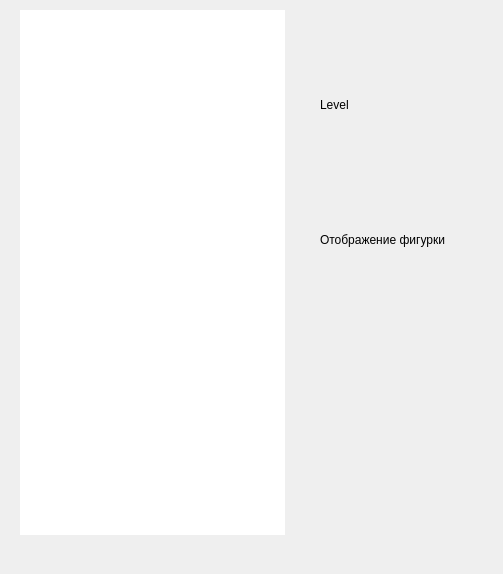
This is Tetris_2.0/game.ui in annapotr/Tetris as Qt 5 draws it before an edit. The edited form follows.
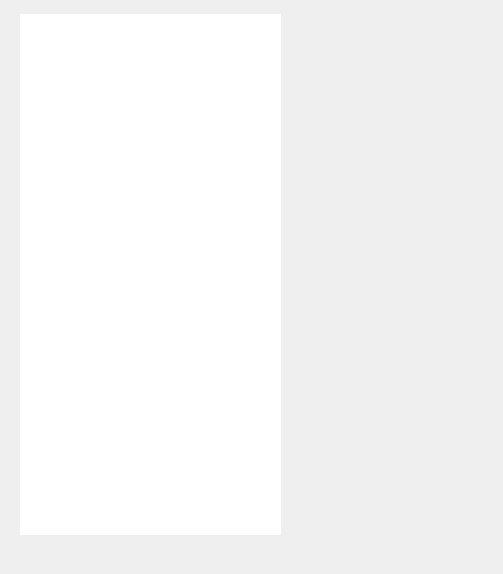
This is the edited form. Icons and pictures are not drawn.

```diff
--- a/Tetris_2.0/game.ui
+++ b/Tetris_2.0/game.ui
@@ -32,9 +32,9 @@
    <property name="geometry">
     <rect>
      <x>20</x>
-     <y>10</y>
-     <width>265</width>
-     <height>525</height>
+     <y>14</y>
+     <width>261</width>
+     <height>521</height>
     </rect>
    </property>
    <property name="styleSheet">
@@ -125,33 +125,36 @@
      <height>50</height>
     </size>
    </property>
+   <property name="styleSheet">
+    <string notr="true">background-image: url(:/level.png);</string>
+   </property>
    <property name="text">
-    <string>Level</string>
+    <string/>
    </property>
   </widget>
   <widget class="QLabel" name="label_figure">
    <property name="geometry">
     <rect>
-     <x>320</x>
-     <y>190</y>
-     <width>170</width>
+     <x>350</x>
+     <y>200</y>
+     <width>150</width>
      <height>100</height>
     </rect>
    </property>
    <property name="minimumSize">
     <size>
-     <width>170</width>
+     <width>150</width>
      <height>100</height>
     </size>
    </property>
    <property name="maximumSize">
     <size>
-     <width>179</width>
+     <width>150</width>
      <height>100</height>
     </size>
    </property>
    <property name="text">
-    <string>Отображение фигурки</string>
+    <string/>
    </property>
   </widget>
   <widget class="QLabel" name="label_score_numbers">
```
